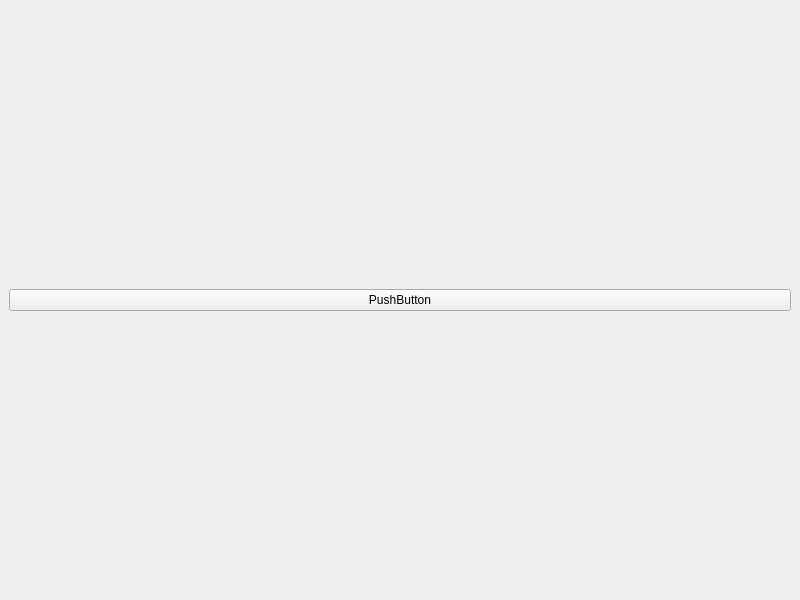
First picture: the form in UI.ui, repository Dmitriev8822/Main_Repository, before the edit.
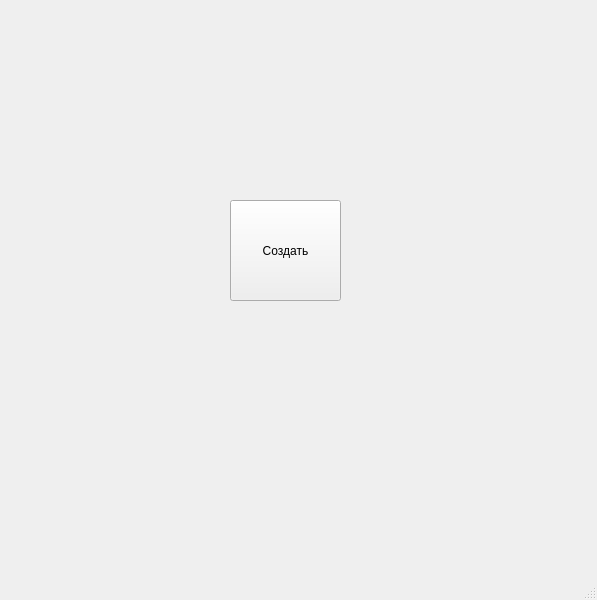
Second picture: the form after the edit.

```diff
--- a/UI.ui
+++ b/UI.ui
@@ -6,41 +6,27 @@
    <rect>
     <x>0</x>
     <y>0</y>
-    <width>800</width>
+    <width>597</width>
     <height>600</height>
    </rect>
   </property>
-  <property name="sizePolicy">
-   <sizepolicy hsizetype="Preferred" vsizetype="Preferred">
-    <horstretch>0</horstretch>
-    <verstretch>0</verstretch>
-   </sizepolicy>
-  </property>
-  <property name="minimumSize">
-   <size>
-    <width>800</width>
-    <height>600</height>
-   </size>
-  </property>
-  <property name="maximumSize">
-   <size>
-    <width>800</width>
-    <height>600</height>
-   </size>
-  </property>
   <property name="windowTitle">
    <string>MainWindow</string>
   </property>
   <widget class="QWidget" name="centralwidget">
-   <layout class="QVBoxLayout" name="verticalLayout">
-    <item>
-     <widget class="QPushButton" name="pushButton">
-      <property name="text">
-       <string>PushButton</string>
-      </property>
-     </widget>
-    </item>
-   </layout>
+   <widget class="QPushButton" name="pushButton">
+    <property name="geometry">
+     <rect>
+      <x>230</x>
+      <y>200</y>
+      <width>111</width>
+      <height>101</height>
+     </rect>
+    </property>
+    <property name="text">
+     <string>Создать</string>
+    </property>
+   </widget>
   </widget>
   <widget class="QMenuBar" name="menubar">
    <property name="geometry">
@@ -52,6 +38,7 @@
     </rect>
    </property>
   </widget>
+  <widget class="QStatusBar" name="statusbar"/>
  </widget>
  <resources/>
  <connections/>
```
Left out of the diff: 2 changed lines with no effect on the pictures.
